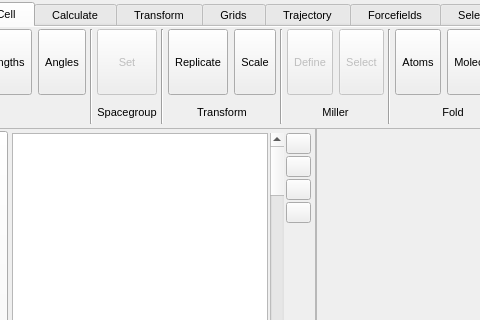
This is src/gui/mainwindow.ui in trisyoungs/aten as Qt 5 draws it before an edit; both pictures show x 145 to 625 and y 0 to 320 of the 1183 by 715 pixel window. The edited form follows.
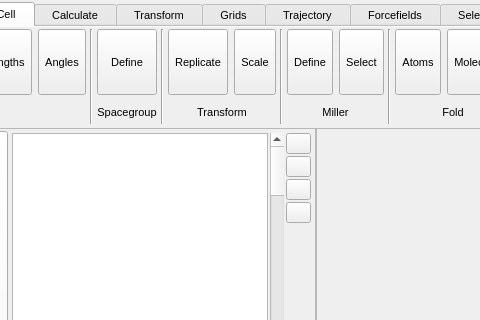
This is the edited form. The open tabs and pages were chosen to show the change. Icons and pictures are not drawn. Custom widgets are drawn as their Qt base class.

What changed in the file:
```diff
--- a/src/gui/mainwindow.ui
+++ b/src/gui/mainwindow.ui
@@ -3316,7 +3316,7 @@
           <item row="0" column="0">
            <widget class="TMenuButton" name="CellSpacegroupSetButton">
             <property name="enabled">
-             <bool>false</bool>
+             <bool>true</bool>
             </property>
             <property name="sizePolicy">
              <sizepolicy hsizetype="Preferred" vsizetype="Fixed">
@@ -3345,7 +3345,11 @@
              <string>Set / edit spacegroup</string>
             </property>
             <property name="text">
-             <string>Set</string>
+             <string>Define</string>
+            </property>
+            <property name="icon">
+             <iconset resource="icons.qrc">
+              <normaloff>:/view/icons/cell_spacegroup.svg</normaloff>:/view/icons/cell_spacegroup.svg</iconset>
             </property>
             <property name="iconSize">
              <size>
@@ -3537,7 +3541,7 @@
           <item row="0" column="0">
            <widget class="TMenuButton" name="CellMillerDefineButton">
             <property name="enabled">
-             <bool>false</bool>
+             <bool>true</bool>
             </property>
             <property name="sizePolicy">
              <sizepolicy hsizetype="Preferred" vsizetype="Fixed">
@@ -3594,7 +3598,7 @@
           <item row="0" column="1">
            <widget class="TMenuButton" name="CellMillerSelectButton">
             <property name="enabled">
-             <bool>false</bool>
+             <bool>true</bool>
             </property>
             <property name="sizePolicy">
              <sizepolicy hsizetype="Preferred" vsizetype="Fixed">
```
Left out of the diff: 8 changed lines with no effect on the pictures.
